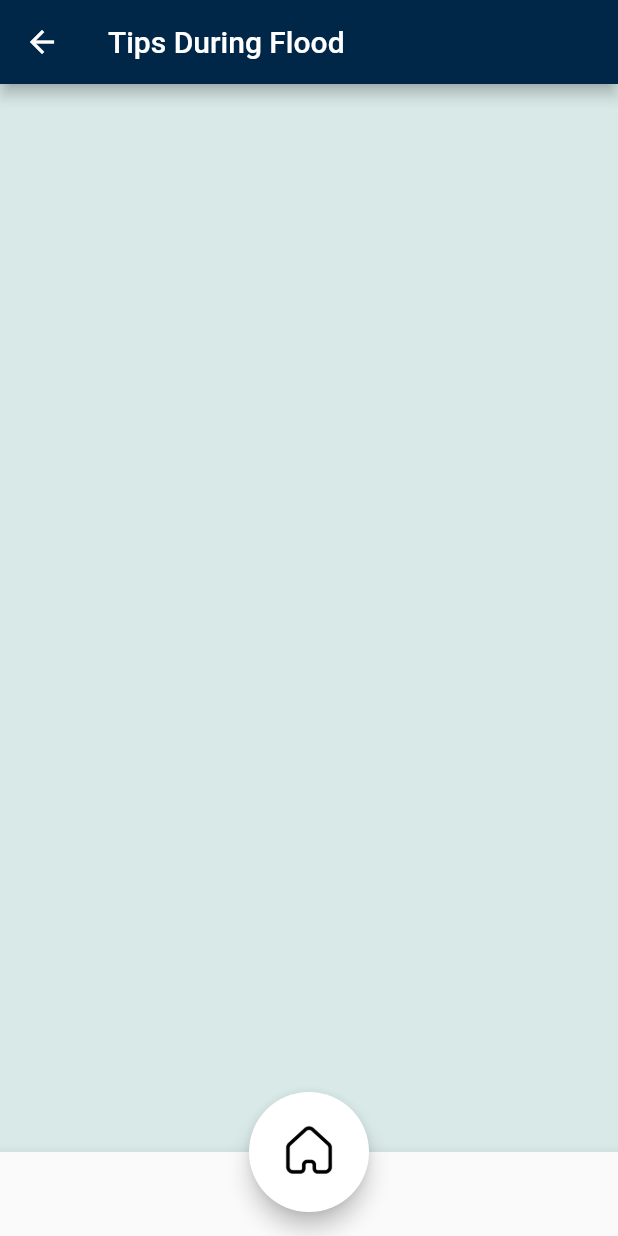
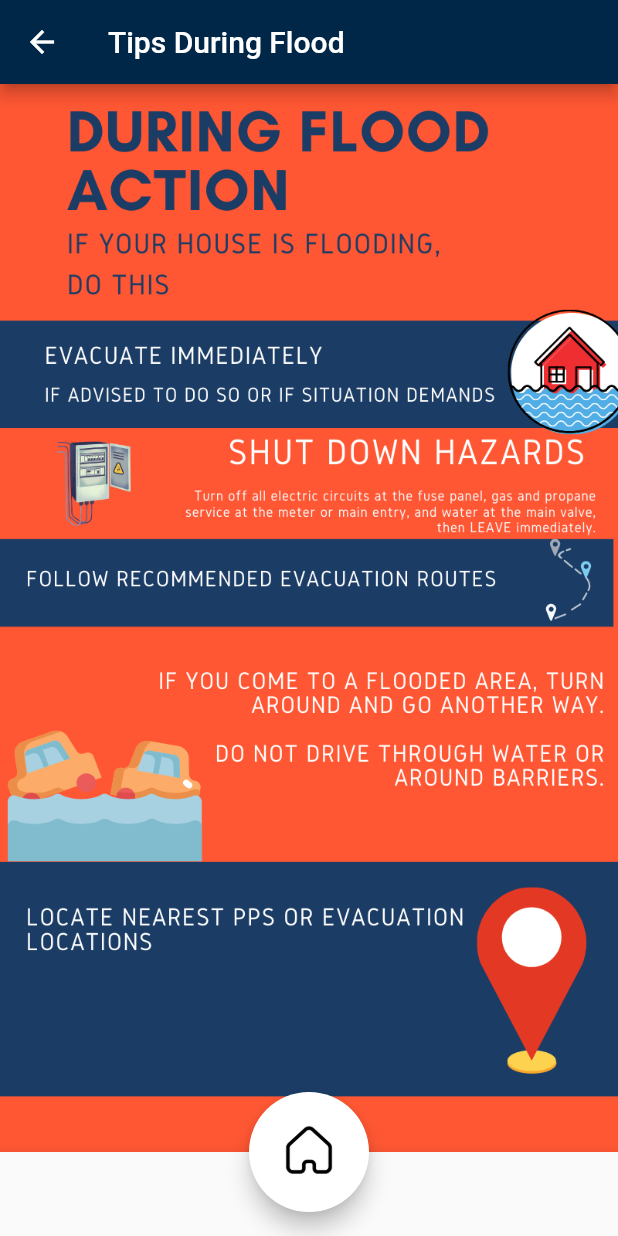
Before and after one commit to FirdausKhamid/Bah_Project_CAT304, a Flutter app: the DuringFloodTips screen opened directly, on a phone screen of 412 x 824 dp. Run offline on Flutter 3.47's test engine with Material 2 defaults, Android fonts, the phone set to English and light mode, and no system bars; our stand-ins replace cloud_firestore, firebase_core, firebase_database, firebase_storage, flutter_local_notifications, geocoding and 3 more; missing offline and left inert: geocoder; accounts and stored records are empty.

Commit message:
added flood tips module

```diff
--- a/lib/screens/general/flood_tips/duringflood.dart
+++ b/lib/screens/general/flood_tips/duringflood.dart
@@ -11,9 +11,15 @@ class DuringFloodTips extends StatelessWidget {
       appBar: AppBar(
         title: const Text('Tips During Flood'),
       ),
-
-      // Contents Placeholder
-
+      body: Container(
+        width: double.infinity,
+        height: double.infinity,
+        decoration: BoxDecoration(
+            image: DecorationImage(
+                image: AssetImage("assets/duringflood_guide.png"),
+                fit: BoxFit.cover)),
+        padding: EdgeInsets.only(top: 50.0),
+      ),
       bottomNavigationBar: MyBottomMenuNavigationBar(),
       floatingActionButtonLocation: FloatingActionButtonLocation.centerDocked,
       floatingActionButton: MyHomeButton(),
```
Also changed, not shown: lib/screens/general/flood_tips/postflood.dart (+9 -3 lines), lib/screens/general/flood_tips/preflood.dart (+9 -0 lines), pubspec.yaml (+9 -0 lines), assets/duringflood_guide.png (added), assets/postflood_guide.png (added), assets/preflood_guide.png (added).
